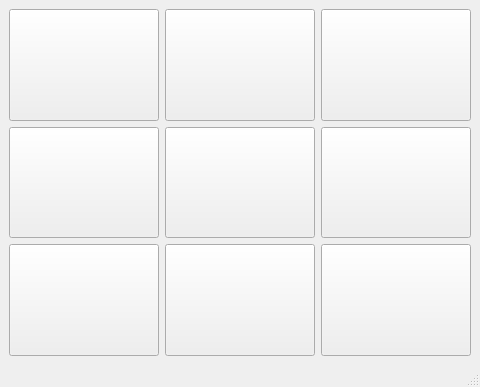
This is main_window.ui in Yazdish/Assignment18 as Qt 5 draws it before an edit. The edited form follows.
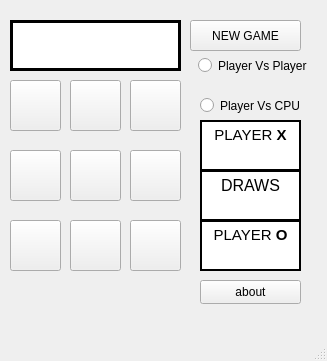
This is the edited form.

Diff of the .ui file:
```diff
--- a/main_window.ui
+++ b/main_window.ui
@@ -6,26 +6,32 @@
    <rect>
     <x>0</x>
     <y>0</y>
-    <width>471</width>
-    <height>387</height>
+    <width>327</width>
+    <height>361</height>
    </rect>
   </property>
   <property name="windowTitle">
    <string>MainWindow</string>
   </property>
   <widget class="QWidget" name="centralwidget">
-   <layout class="QGridLayout" name="gridLayout">
-    <item row="0" column="0">
      <widget class="QPushButton" name="btn_1">
+    <property name="geometry">
+     <rect>
+      <x>10</x>
+      <y>80</y>
+      <width>51</width>
+      <height>51</height>
+     </rect>
+    </property>
       <property name="sizePolicy">
-       <sizepolicy hsizetype="Minimum" vsizetype="Minimum">
+     <sizepolicy hsizetype="Expanding" vsizetype="Expanding">
         <horstretch>0</horstretch>
         <verstretch>0</verstretch>
        </sizepolicy>
       </property>
       <property name="font">
        <font>
-        <pointsize>40</pointsize>
+      <pointsize>30</pointsize>
         <bold>true</bold>
        </font>
       </property>
@@ -33,18 +39,24 @@
        <string/>
       </property>
      </widget>
-    </item>
-    <item row="0" column="1">
      <widget class="QPushButton" name="btn_2">
+    <property name="geometry">
+     <rect>
+      <x>70</x>
+      <y>80</y>
+      <width>51</width>
+      <height>51</height>
+     </rect>
+    </property>
       <property name="sizePolicy">
-       <sizepolicy hsizetype="Minimum" vsizetype="Minimum">
+     <sizepolicy hsizetype="Expanding" vsizetype="Expanding">
         <horstretch>0</horstretch>
         <verstretch>0</verstretch>
        </sizepolicy>
       </property>
       <property name="font">
        <font>
-        <pointsize>40</pointsize>
+      <pointsize>30</pointsize>
         <bold>true</bold>
        </font>
       </property>
@@ -52,18 +64,24 @@
        <string/>
       </property>
      </widget>
-    </item>
-    <item row="0" column="2">
      <widget class="QPushButton" name="btn_3">
+    <property name="geometry">
+     <rect>
+      <x>130</x>
+      <y>80</y>
+      <width>51</width>
+      <height>51</height>
+     </rect>
+    </property>
       <property name="sizePolicy">
-       <sizepolicy hsizetype="Minimum" vsizetype="Minimum">
+     <sizepolicy hsizetype="Expanding" vsizetype="Expanding">
         <horstretch>0</horstretch>
         <verstretch>0</verstretch>
        </sizepolicy>
       </property>
       <property name="font">
        <font>
-        <pointsize>40</pointsize>
+      <pointsize>30</pointsize>
         <bold>true</bold>
        </font>
       </property>
@@ -71,18 +89,24 @@
        <string/>
       </property>
      </widget>
-    </item>
-    <item row="1" column="0">
      <widget class="QPushButton" name="btn_4">
+    <property name="geometry">
+     <rect>
+      <x>10</x>
+      <y>150</y>
+      <width>51</width>
+      <height>51</height>
+     </rect>
+    </property>
       <property name="sizePolicy">
-       <sizepolicy hsizetype="Minimum" vsizetype="Minimum">
+     <sizepolicy hsizetype="Expanding" vsizetype="Expanding">
         <horstretch>0</horstretch>
         <verstretch>0</verstretch>
        </sizepolicy>
       </property>
       <property name="font">
        <font>
-        <pointsize>40</pointsize>
+      <pointsize>30</pointsize>
         <bold>true</bold>
        </font>
       </property>
@@ -90,18 +114,24 @@
        <string/>
       </property>
      </widget>
-    </item>
-    <item row="1" column="1">
      <widget class="QPushButton" name="btn_5">
+    <property name="geometry">
+     <rect>
+      <x>70</x>
+      <y>150</y>
+      <width>51</width>
+      <height>51</height>
+     </rect>
+    </property>
       <property name="sizePolicy">
-       <sizepolicy hsizetype="Minimum" vsizetype="Minimum">
+     <sizepolicy hsizetype="Expanding" vsizetype="Expanding">
         <horstretch>0</horstretch>
         <verstretch>0</verstretch>
        </sizepolicy>
       </property>
       <property name="font">
        <font>
-        <pointsize>40</pointsize>
+      <pointsize>30</pointsize>
         <bold>true</bold>
        </font>
       </property>
@@ -109,18 +139,24 @@
        <string/>
       </property>
      </widget>
-    </item>
-    <item row="1" column="2">
      <widget class="QPushButton" name="btn_6">
+    <property name="geometry">
+     <rect>
+      <x>130</x>
+      <y>150</y>
+      <width>51</width>
+      <height>51</height>
+     </rect>
+    </property>
       <property name="sizePolicy">
-       <sizepolicy hsizetype="Minimum" vsizetype="Minimum">
+     <sizepolicy hsizetype="Expanding" vsizetype="Expanding">
         <horstretch>0</horstretch>
         <verstretch>0</verstretch>
        </sizepolicy>
       </property>
       <property name="font">
        <font>
-        <pointsize>40</pointsize>
+      <pointsize>30</pointsize>
         <bold>true</bold>
        </font>
       </property>
@@ -128,18 +164,24 @@
        <string/>
       </property>
      </widget>
-    </item>
-    <item row="2" column="0">
      <widget class="QPushButton" name="btn_7">
+    <property name="geometry">
+     <rect>
+      <x>10</x>
+      <y>220</y>
+      <width>51</width>
+      <height>51</height>
+     </rect>
+    </property>
       <property name="sizePolicy">
-       <sizepolicy hsizetype="Minimum" vsizetype="Minimum">
+     <sizepolicy hsizetype="Expanding" vsizetype="Expanding">
         <horstretch>0</horstretch>
         <verstretch>0</verstretch>
        </sizepolicy>
       </property>
       <property name="font">
        <font>
-        <pointsize>40</pointsize>
+      <pointsize>30</pointsize>
         <bold>true</bold>
        </font>
       </property>
@@ -147,18 +189,24 @@
        <string/>
       </property>
      </widget>
-    </item>
-    <item row="2" column="1">
      <widget class="QPushButton" name="btn_8">
+    <property name="geometry">
+     <rect>
+      <x>70</x>
+      <y>220</y>
+      <width>51</width>
+      <height>51</height>
+     </rect>
+    </property>
       <property name="sizePolicy">
-       <sizepolicy hsizetype="Minimum" vsizetype="Minimum">
+     <sizepolicy hsizetype="Expanding" vsizetype="Expanding">
         <horstretch>0</horstretch>
         <verstretch>0</verstretch>
        </sizepolicy>
       </property>
       <property name="font">
        <font>
-        <pointsize>40</pointsize>
+      <pointsize>30</pointsize>
         <bold>true</bold>
        </font>
       </property>
@@ -166,18 +214,24 @@
        <string/>
       </property>
      </widget>
-    </item>
-    <item row="2" column="2">
      <widget class="QPushButton" name="btn_9">
+    <property name="geometry">
+     <rect>
+      <x>130</x>
+      <y>220</y>
+      <width>51</width>
+      <height>51</height>
+     </rect>
+    </property>
       <property name="sizePolicy">
-       <sizepolicy hsizetype="Minimum" vsizetype="Minimum">
+     <sizepolicy hsizetype="Expanding" vsizetype="Expanding">
         <horstretch>0</horstretch>
         <verstretch>0</verstretch>
        </sizepolicy>
       </property>
       <property name="font">
        <font>
-        <pointsize>40</pointsize>
+      <pointsize>30</pointsize>
         <bold>true</bold>
        </font>
       </property>
@@ -185,8 +239,208 @@
        <string/>
       </property>
      </widget>
-    </item>
-   </layout>
+   <widget class="QPushButton" name="new_game">
+    <property name="geometry">
+     <rect>
+      <x>190</x>
+      <y>20</y>
+      <width>111</width>
+      <height>31</height>
+     </rect>
+    </property>
+    <property name="sizePolicy">
+     <sizepolicy hsizetype="Expanding" vsizetype="Expanding">
+      <horstretch>0</horstretch>
+      <verstretch>0</verstretch>
+     </sizepolicy>
+    </property>
+    <property name="text">
+     <string>NEW GAME</string>
+    </property>
+   </widget>
+   <widget class="QTextEdit" name="turn">
+    <property name="geometry">
+     <rect>
+      <x>10</x>
+      <y>20</y>
+      <width>171</width>
+      <height>51</height>
+     </rect>
+    </property>
+    <property name="sizePolicy">
+     <sizepolicy hsizetype="Expanding" vsizetype="Expanding">
+      <horstretch>0</horstretch>
+      <verstretch>0</verstretch>
+     </sizepolicy>
+    </property>
+    <property name="frameShape">
+     <enum>QFrame::Box</enum>
+    </property>
+    <property name="frameShadow">
+     <enum>QFrame::Plain</enum>
+    </property>
+    <property name="lineWidth">
+     <number>3</number>
+    </property>
+   </widget>
+   <widget class="QTextEdit" name="x_board">
+    <property name="geometry">
+     <rect>
+      <x>200</x>
+      <y>120</y>
+      <width>101</width>
+      <height>51</height>
+     </rect>
+    </property>
+    <property name="sizePolicy">
+     <sizepolicy hsizetype="Expanding" vsizetype="Expanding">
+      <horstretch>0</horstretch>
+      <verstretch>0</verstretch>
+     </sizepolicy>
+    </property>
+    <property name="frameShape">
+     <enum>QFrame::Panel</enum>
+    </property>
+    <property name="frameShadow">
+     <enum>QFrame::Plain</enum>
+    </property>
+    <property name="lineWidth">
+     <number>2</number>
+    </property>
+    <property name="html">
+     <string>&lt;!DOCTYPE HTML PUBLIC &quot;-//W3C//DTD HTML 4.0//EN&quot; &quot;http://www.w3.org/TR/REC-html40/strict.dtd&quot;&gt;
+&lt;html&gt;&lt;head&gt;&lt;meta name=&quot;qrichtext&quot; content=&quot;1&quot; /&gt;&lt;meta charset=&quot;utf-8&quot; /&gt;&lt;style type=&quot;text/css&quot;&gt;
+p, li { white-space: pre-wrap; }
+hr { height: 1px; border-width: 0; }
+li.unchecked::marker { content: &quot;\2610&quot;; }
+li.checked::marker { content: &quot;\2612&quot;; }
+&lt;/style&gt;&lt;/head&gt;&lt;body style=&quot; font-family:'Segoe UI'; font-size:9pt; font-weight:400; font-style:normal;&quot;&gt;
+&lt;p align=&quot;center&quot; style=&quot; margin-top:0px; margin-bottom:0px; margin-left:0px; margin-right:0px; -qt-block-indent:0; text-indent:0px;&quot;&gt;&lt;span style=&quot; font-size:11pt;&quot;&gt;PLAYER &lt;/span&gt;&lt;span style=&quot; font-size:11pt; font-weight:700;&quot;&gt;X&lt;/span&gt;&lt;/p&gt;
+&lt;p style=&quot;-qt-paragraph-type:empty; margin-top:0px; margin-bottom:0px; margin-left:0px; margin-right:0px; -qt-block-indent:0; text-indent:0px;&quot;&gt;&lt;br /&gt;&lt;/p&gt;&lt;/body&gt;&lt;/html&gt;</string>
+    </property>
+   </widget>
+   <widget class="QTextEdit" name="draw">
+    <property name="geometry">
+     <rect>
+      <x>200</x>
+      <y>170</y>
+      <width>101</width>
+      <height>51</height>
+     </rect>
+    </property>
+    <property name="sizePolicy">
+     <sizepolicy hsizetype="Expanding" vsizetype="Expanding">
+      <horstretch>0</horstretch>
+      <verstretch>0</verstretch>
+     </sizepolicy>
+    </property>
+    <property name="frameShape">
+     <enum>QFrame::Panel</enum>
+    </property>
+    <property name="frameShadow">
+     <enum>QFrame::Plain</enum>
+    </property>
+    <property name="lineWidth">
+     <number>2</number>
+    </property>
+    <property name="html">
+     <string>&lt;!DOCTYPE HTML PUBLIC &quot;-//W3C//DTD HTML 4.0//EN&quot; &quot;http://www.w3.org/TR/REC-html40/strict.dtd&quot;&gt;
+&lt;html&gt;&lt;head&gt;&lt;meta name=&quot;qrichtext&quot; content=&quot;1&quot; /&gt;&lt;meta charset=&quot;utf-8&quot; /&gt;&lt;style type=&quot;text/css&quot;&gt;
+p, li { white-space: pre-wrap; }
+hr { height: 1px; border-width: 0; }
+li.unchecked::marker { content: &quot;\2610&quot;; }
+li.checked::marker { content: &quot;\2612&quot;; }
+&lt;/style&gt;&lt;/head&gt;&lt;body style=&quot; font-family:'Segoe UI'; font-size:9pt; font-weight:400; font-style:normal;&quot;&gt;
+&lt;p align=&quot;center&quot; style=&quot; margin-top:0px; margin-bottom:0px; margin-left:0px; margin-right:0px; -qt-block-indent:0; text-indent:0px;&quot;&gt;&lt;span style=&quot; font-size:12pt;&quot;&gt;DRAWS&lt;/span&gt;&lt;/p&gt;&lt;/body&gt;&lt;/html&gt;</string>
+    </property>
+   </widget>
+   <widget class="QTextEdit" name="o_board">
+    <property name="geometry">
+     <rect>
+      <x>200</x>
+      <y>220</y>
+      <width>101</width>
+      <height>51</height>
+     </rect>
+    </property>
+    <property name="sizePolicy">
+     <sizepolicy hsizetype="Expanding" vsizetype="Expanding">
+      <horstretch>0</horstretch>
+      <verstretch>0</verstretch>
+     </sizepolicy>
+    </property>
+    <property name="frameShape">
+     <enum>QFrame::Panel</enum>
+    </property>
+    <property name="frameShadow">
+     <enum>QFrame::Plain</enum>
+    </property>
+    <property name="lineWidth">
+     <number>2</number>
+    </property>
+    <property name="html">
+     <string>&lt;!DOCTYPE HTML PUBLIC &quot;-//W3C//DTD HTML 4.0//EN&quot; &quot;http://www.w3.org/TR/REC-html40/strict.dtd&quot;&gt;
+&lt;html&gt;&lt;head&gt;&lt;meta name=&quot;qrichtext&quot; content=&quot;1&quot; /&gt;&lt;meta charset=&quot;utf-8&quot; /&gt;&lt;style type=&quot;text/css&quot;&gt;
+p, li { white-space: pre-wrap; }
+hr { height: 1px; border-width: 0; }
+li.unchecked::marker { content: &quot;\2610&quot;; }
+li.checked::marker { content: &quot;\2612&quot;; }
+&lt;/style&gt;&lt;/head&gt;&lt;body style=&quot; font-family:'Segoe UI'; font-size:9pt; font-weight:400; font-style:normal;&quot;&gt;
+&lt;p align=&quot;center&quot; style=&quot; margin-top:0px; margin-bottom:0px; margin-left:0px; margin-right:0px; -qt-block-indent:0; text-indent:0px;&quot;&gt;&lt;span style=&quot; font-size:11pt;&quot;&gt;PLAYER &lt;/span&gt;&lt;span style=&quot; font-size:11pt; font-weight:700;&quot;&gt;O&lt;/span&gt;&lt;/p&gt;
+&lt;p align=&quot;center&quot; style=&quot;-qt-paragraph-type:empty; margin-top:0px; margin-bottom:0px; margin-left:0px; margin-right:0px; -qt-block-indent:0; text-indent:0px;&quot;&gt;&lt;br /&gt;&lt;/p&gt;&lt;/body&gt;&lt;/html&gt;</string>
+    </property>
+   </widget>
+   <widget class="QRadioButton" name="pvp">
+    <property name="geometry">
+     <rect>
+      <x>198</x>
+      <y>50</y>
+      <width>111</width>
+      <height>31</height>
+     </rect>
+    </property>
+    <property name="sizePolicy">
+     <sizepolicy hsizetype="Expanding" vsizetype="Expanding">
+      <horstretch>0</horstretch>
+      <verstretch>0</verstretch>
+     </sizepolicy>
+    </property>
+    <property name="text">
+     <string>Player Vs Player</string>
+    </property>
+   </widget>
+   <widget class="QRadioButton" name="pvc">
+    <property name="geometry">
+     <rect>
+      <x>200</x>
+      <y>90</y>
+      <width>111</width>
+      <height>31</height>
+     </rect>
+    </property>
+    <property name="sizePolicy">
+     <sizepolicy hsizetype="Expanding" vsizetype="Expanding">
+      <horstretch>0</horstretch>
+      <verstretch>0</verstretch>
+     </sizepolicy>
+    </property>
+    <property name="text">
+     <string>Player Vs CPU</string>
+    </property>
+   </widget>
+   <widget class="QPushButton" name="about">
+    <property name="geometry">
+     <rect>
+      <x>200</x>
+      <y>280</y>
+      <width>101</width>
+      <height>24</height>
+     </rect>
+    </property>
+    <property name="text">
+     <string>about</string>
+    </property>
+   </widget>
   </widget>
   <widget class="QMenuBar" name="menubar">
    <property name="geometry">
```
Left out of the diff: 2 changed lines with no effect on the pictures. Lines whose indentation alone changed are shown as unchanged.
